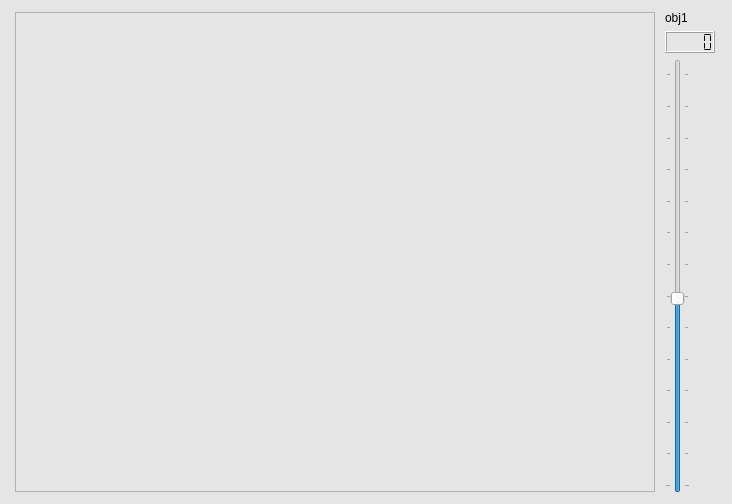
This is face-detector/g.ui in torch/demos as Qt 5 draws it before an edit. The edited form follows.
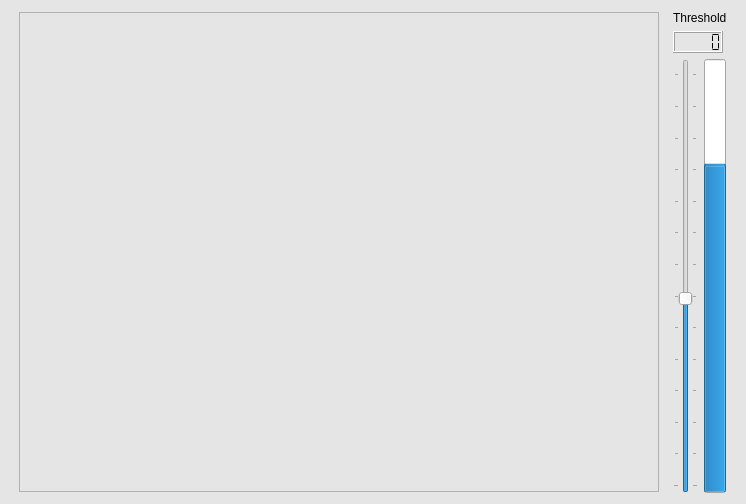
This is the edited form.

Commit message: display max. value of the output layer

The edit to the form file:
```diff
--- a/face-detector/g.ui
+++ b/face-detector/g.ui
@@ -6,7 +6,7 @@
    <rect>
     <x>0</x>
     <y>0</y>
-    <width>732</width>
+    <width>746</width>
     <height>504</height>
    </rect>
   </property>
@@ -148,7 +148,7 @@
      <item>
       <widget class="QLabel" name="label">
        <property name="text">
-        <string>obj1</string>
+        <string>Threshold</string>
        </property>
       </widget>
      </item>
@@ -166,6 +166,8 @@
       </widget>
      </item>
      <item>
+      <layout class="QHBoxLayout" name="horizontalLayout">
+       <item>
       <widget class="QSlider" name="verticalSlider">
        <property name="minimum">
         <number>1</number>
@@ -192,6 +194,21 @@
         <number>15</number>
        </property>
       </widget>
+       </item>
+       <item>
+        <widget class="QProgressBar" name="progressBar">
+         <property name="focusPolicy">
+          <enum>Qt::NoFocus</enum>
+         </property>
+         <property name="value">
+          <number>75</number>
+         </property>
+         <property name="orientation">
+          <enum>Qt::Vertical</enum>
+         </property>
+        </widget>
+       </item>
+      </layout>
      </item>
     </layout>
    </item>
```
Lines whose indentation alone changed are shown as unchanged. The commit also changes 1 other file.
